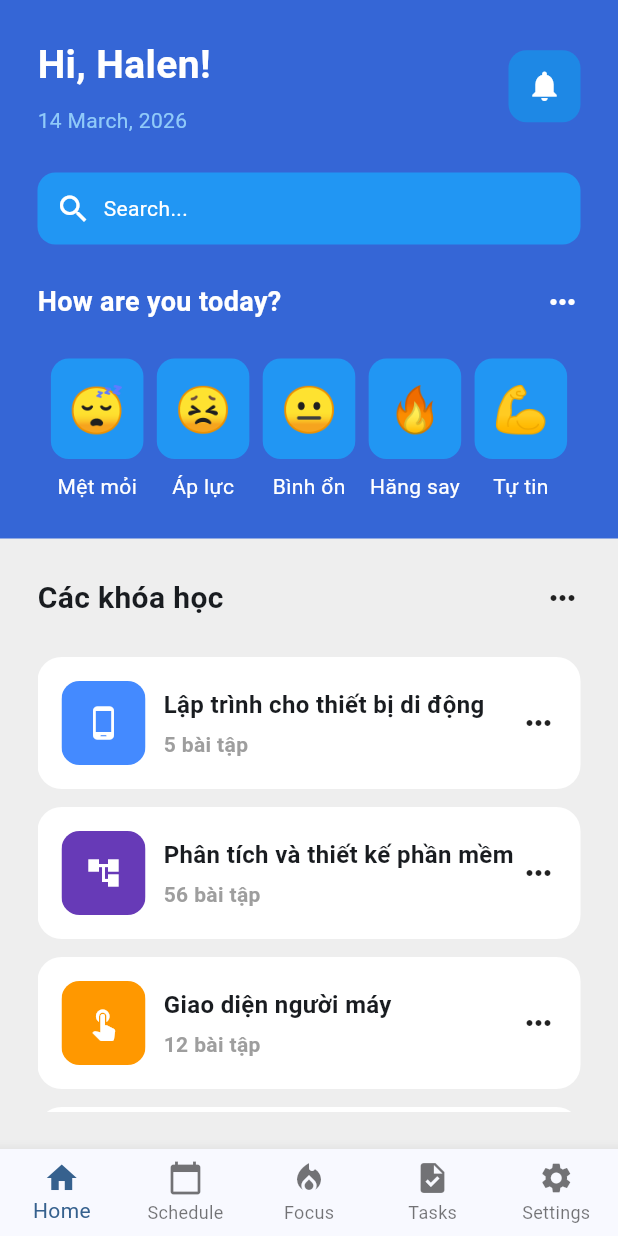
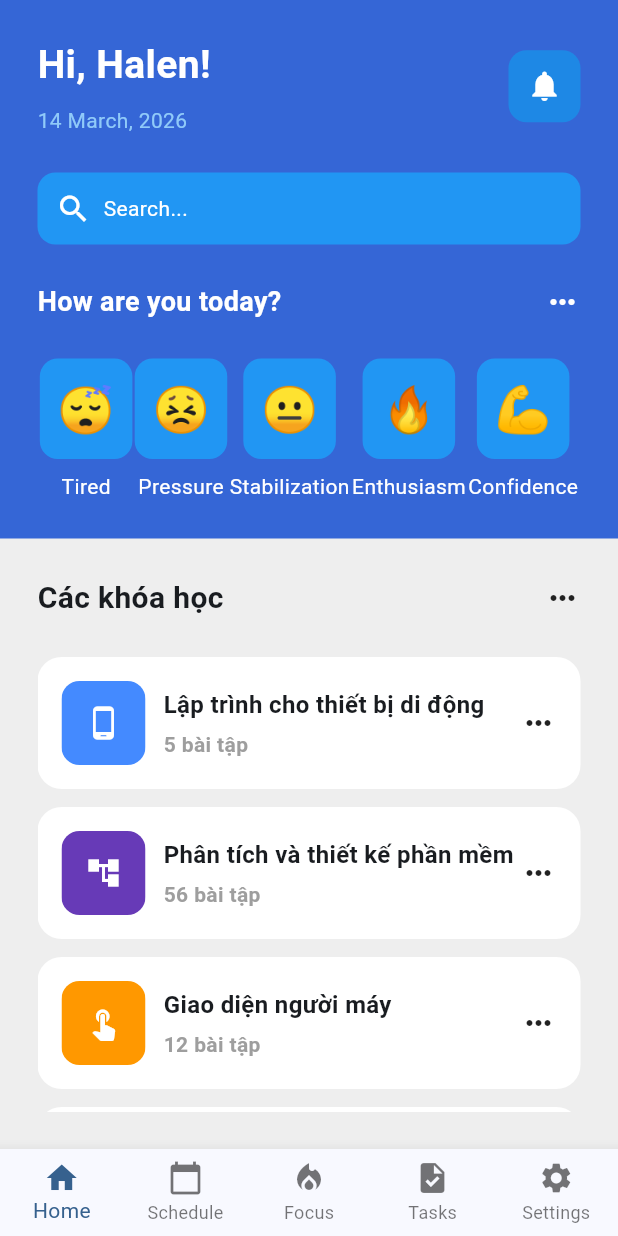
Before and after one commit to vuonglinh491/2025_2_LTTBDD_N02_Nhom_16, a Flutter app: the screen it shows after launch, on a phone screen of 412 x 824 dp. Run offline on Flutter 3.47's test engine with Material 3 defaults, Android fonts, the phone set to English and light mode, and no system bars; our stand-ins replace easy_localization.

Commit message:
chinh ngon ngu home

```diff
--- a/assets/language/en.json
+++ b/assets/language/en.json
@@ -7,5 +7,10 @@
   "loi_chao": "Hi, Halen!",
   "ngay_thang": "14 March, 2026",
   "tim_kiem": "Search...",
-  "cau_hoi": "How are you today?"
+  "cau_hoi": "How are you today?",
+  "met_moi": "Tired",
+  "ap_luc": "Pressure",
+  "binhon": "Stabilization",
+  "hangsay": "Enthusiasm",
+  "tutin": "Confidence"
 }
--- a/assets/language/vi.json
+++ b/assets/language/vi.json
@@ -8,4 +8,10 @@
   "ngay_thang": "14 tháng 3, 2026",
   "tim_kiem": "Tìm kiếm...",
   "cau_hoi": "Hôm nay bạn thấy thế nào?",
+  "met_moi": "Mệt mỏi",
+  "ap_luc": "Áp lực",
+  "binhon": "Bình ổn",
+  "hangsay": "Hăng say",
+  "tutin": "Tự tin"
+
 }
--- a/lib/pages/home.dart
+++ b/lib/pages/home.dart
@@ -2,7 +2,7 @@ import 'package:flutter/material.dart';
 import 'package:student_study_planner_app/util/courses.dart';
 import 'package:student_study_planner_app/util/emoticon.dart';
 import 'package:student_study_planner_app/pages/notification.dart';
-import 'package:easy_localization/easy_localization.dart';// thư viện hỗ trợ ngôn ngữ
+import 'package:easy_localization/easy_localization.dart'; // thư viện hỗ trợ ngôn ngữ
 
 class Home extends StatefulWidget {
   const Home({super.key});
@@ -17,12 +17,13 @@ class _HomeState extends State<Home> {
     return Scaffold(
       backgroundColor: Color(0xff3566D6),
       body: SafeArea(
-        child: Column(children: [
-
+        child: Column(
+          children: [
             //phần tiêu đề
             Padding(
               padding: const EdgeInsets.all(25.0),
-            child: Column(children: [
+              child: Column(
+                children: [
                   //a hàng chào mừng (2 cột sát 2 lề)
                   Row(
                     mainAxisAlignment: MainAxisAlignment.spaceBetween,
@@ -40,15 +41,11 @@ class _HomeState extends State<Home> {
                             ),
                           ),
 
-                      SizedBox(
-                        height: 8,
-                      ),
+                          SizedBox(height: 8),
 
                           Text(
                             'ngay_thang'.tr(),
-                        style: TextStyle(
-                            color: Colors.blue[200]
-                        ),
+                            style: TextStyle(color: Colors.blue[200]),
                           ),
                         ],
                       ),
@@ -74,11 +71,10 @@ class _HomeState extends State<Home> {
                           child: Icon(Icons.notifications, color: Colors.white),
                         ),
                       ),
-                ],),
+                    ],
+                  ),
 
-              SizedBox(
-                height: 25,
-              ),
+                  SizedBox(height: 25),
 
                   //b phần tìm kiếm
                   Container(
@@ -89,28 +85,19 @@ class _HomeState extends State<Home> {
                     padding: EdgeInsets.all(12),
                     child: Row(
                       children: [
-                    Icon(
-                      Icons.search,
-                      color: Colors.white,
-                    ),
+                        Icon(Icons.search, color: Colors.white),
 
-                    SizedBox(
-                      width: 8,
-                    ),
+                        SizedBox(width: 8),
 
                         Text(
                           'tim_kiem'.tr(),
-                      style: TextStyle(
-                        color: Colors.white,
-                      ),
+                          style: TextStyle(color: Colors.white),
                         ),
                       ],
                     ),
                   ),
 
-              SizedBox(
-                height: 25,
-              ),
+                  SizedBox(height: 25),
 
                   //c phần khảo sát cảm xúc
                   Row(
@@ -125,16 +112,11 @@ class _HomeState extends State<Home> {
                           fontWeight: FontWeight.bold,
                         ),
                       ),
-                  Icon(
-                    Icons.more_horiz,
-                    color: Colors.white,
-                  )
+                      Icon(Icons.more_horiz, color: Colors.white),
                     ],
                   ),
 
-              SizedBox(
-                height: 25,
-              ),
+                  SizedBox(height: 25),
 
                   Row(
                     mainAxisAlignment: MainAxisAlignment.spaceEvenly,
@@ -148,15 +130,11 @@ class _HomeState extends State<Home> {
                               print("Hãy nghỉ ngơi rồi bắt đầu nhé");
                             },
                           ),
-                      SizedBox(
-                        height: 8,
+                          SizedBox(height: 8),
+                          Text(
+                            'met_moi'.tr(),
+                            style: TextStyle(color: Colors.white),
                           ),
-                      Text(
-                        'Mệt mỏi',
-                        style: TextStyle(
-                          color: Colors.white,
-                        ),
-                      )
                         ],
                       ),
 
@@ -169,15 +147,11 @@ class _HomeState extends State<Home> {
                               print("Hít một hơi thật sâu rồi bắt đầu nhé");
                             },
                           ),
-                      SizedBox(
-                        height: 8,
+                          SizedBox(height: 8),
+                          Text(
+                            'ap_luc'.tr(),
+                            style: TextStyle(color: Colors.white),
                           ),
-                      Text(
-                        'Áp lực',
-                        style: TextStyle(
-                          color: Colors.white,
-                        ),
-                      )
                         ],
                       ),
 
@@ -190,15 +164,11 @@ class _HomeState extends State<Home> {
                               print("Chúc bạn sớm hoàn thành nhiệm vụ");
                             },
                           ),
-                      SizedBox(
-                        height: 8,
+                          SizedBox(height: 8),
+                          Text(
+                            'binhon'.tr(),
+                            style: TextStyle(color: Colors.white),
                           ),
-                      Text(
-                        'Bình ổn',
-                        style: TextStyle(
-                          color: Colors.white,
-                        ),
-                      )
                         ],
                       ),
 
@@ -211,15 +181,11 @@ class _HomeState extends State<Home> {
                               print("CÙng bắt tay vào học bài ngay nào");
                             },
                           ),
-                      SizedBox(
-                        height: 8,
+                          SizedBox(height: 8),
+                          Text(
+                            'hangsay'.tr(),
+                            style: TextStyle(color: Colors.white),
                           ),
-                      Text(
-                        'Hăng say',
-                        style: TextStyle(
-                          color: Colors.white,
-                        ),
-                      )
                         ],
                       ),
 
@@ -232,20 +198,17 @@ class _HomeState extends State<Home> {
                               print("Sẵn sàng cho các nhiệm vụ mới nào");
                             },
                           ),
-                      SizedBox(
-                        height: 8,
+                          SizedBox(height: 8),
+                          Text(
+                            'tutin'.tr(),
+                            style: TextStyle(color: Colors.white),
                           ),
-                      Text(
-                        'Tự tin',
-                        style: TextStyle(
-                          color: Colors.white,
-                        ),
-                      )
                         ],
                       ),
                     ],
                   ),
-            ],),
+                ],
+              ),
             ),
 
             //phần nd
@@ -253,8 +216,8 @@ class _HomeState extends State<Home> {
               child: Container(
                 padding: EdgeInsets.all(25),
                 color: Colors.grey[200],
-              child: Column(children: [
-
+                child: Column(
+                  children: [
                     // Tiêu đề nd
                     Row(
                       mainAxisAlignment: MainAxisAlignment.spaceBetween,
@@ -270,9 +233,7 @@ class _HomeState extends State<Home> {
                       ],
                     ),
 
-                SizedBox(
-                  height: 25,
-                ),
+                    SizedBox(height: 25),
 
                     // Xem danh sách nd
                     Expanded(
@@ -311,10 +272,12 @@ class _HomeState extends State<Home> {
                         ],
                       ),
                     ),
-              ],),
+                  ],
                 ),
-          )
-        ],),
+              ),
+            ),
+          ],
+        ),
       ),
     );
   }
```
Lines whose indentation alone changed are shown as unchanged.
